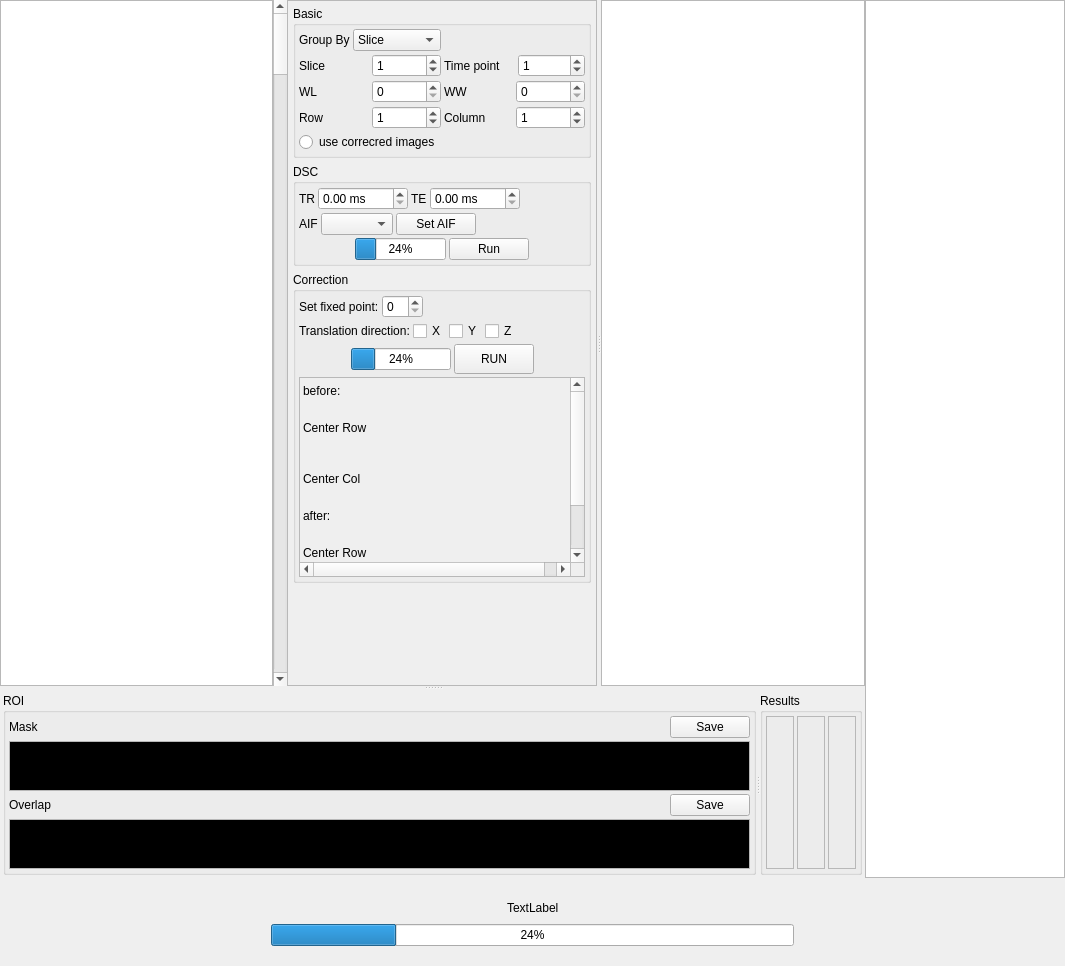
Qt form UI/Widget_DSC.ui (BennyZhang-Codes/PerfusionToolkitForRodent) before a commit.
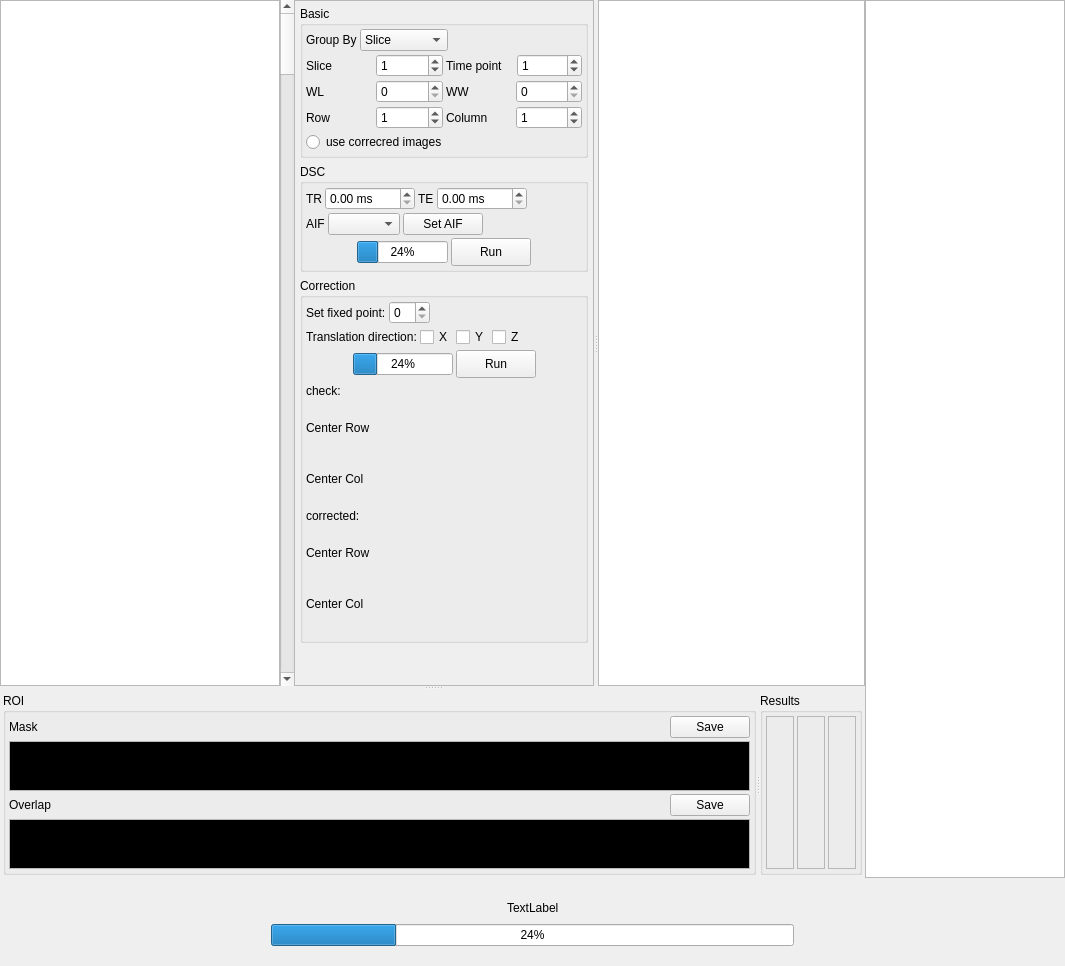
The same form after that commit. Custom widgets are drawn as their Qt base class.

Diff of the .ui file:
```diff
--- a/UI/Widget_DSC.ui
+++ b/UI/Widget_DSC.ui
@@ -114,7 +114,7 @@
                   </property>
                   <property name="minimumSize">
                    <size>
-                    <width>256</width>
+                    <width>290</width>
                     <height>0</height>
                    </size>
                   </property>
@@ -144,7 +144,7 @@
                        <rect>
                         <x>0</x>
                         <y>0</y>
-                        <width>306</width>
+                        <width>305</width>
                         <height>687</height>
                        </rect>
                       </property>
@@ -529,6 +529,18 @@
                             </item>
                             <item>
                              <widget class="QPushButton" name="pushButton_DSC_run">
+                              <property name="sizePolicy">
+                               <sizepolicy hsizetype="Fixed" vsizetype="Fixed">
+                                <horstretch>0</horstretch>
+                                <verstretch>0</verstretch>
+                               </sizepolicy>
+                              </property>
+                              <property name="minimumSize">
+                               <size>
+                                <width>50</width>
+                                <height>28</height>
+                               </size>
+                              </property>
                               <property name="text">
                                <string>Run</string>
                               </property>
@@ -557,7 +569,7 @@
                          <property name="title">
                           <string>Correction</string>
                          </property>
-                         <layout class="QVBoxLayout" name="verticalLayout_12">
+                         <layout class="QVBoxLayout" name="verticalLayout_3">
                           <property name="spacing">
                            <number>3</number>
                           </property>
@@ -697,11 +709,11 @@
                               <property name="minimumSize">
                                <size>
                                 <width>50</width>
-                                <height>30</height>
+                                <height>28</height>
                                </size>
                               </property>
                               <property name="text">
-                               <string>RUN</string>
+                               <string>Run</string>
                               </property>
                              </widget>
                             </item>
@@ -721,42 +733,6 @@
                            </layout>
                           </item>
                           <item>
-                           <widget class="QScrollArea" name="scrollArea_correction">
-                            <property name="maximumSize">
-                             <size>
-                              <width>16777215</width>
-                              <height>200</height>
-                             </size>
-                            </property>
-                            <property name="widgetResizable">
-                             <bool>true</bool>
-                            </property>
-                            <widget class="QWidget" name="scrollAreaWidgetContents_3">
-                             <property name="geometry">
-                              <rect>
-                               <x>0</x>
-                               <y>0</y>
-                               <width>286</width>
-                               <height>268</height>
-                              </rect>
-                             </property>
-                             <layout class="QVBoxLayout" name="verticalLayout_3">
-                              <property name="spacing">
-                               <number>3</number>
-                              </property>
-                              <property name="leftMargin">
-                               <number>3</number>
-                              </property>
-                              <property name="topMargin">
-                               <number>3</number>
-                              </property>
-                              <property name="rightMargin">
-                               <number>3</number>
-                              </property>
-                              <property name="bottomMargin">
-                               <number>3</number>
-                              </property>
-                              <item>
                                <widget class="QWidget" name="widget_correction_before" native="true">
                                 <layout class="QVBoxLayout" name="verticalLayout_11">
                                  <property name="spacing">
@@ -779,7 +755,7 @@
                                    <item>
                                     <widget class="QLabel" name="label_7">
                                      <property name="text">
-                                      <string>before:</string>
+                                  <string>check:</string>
                                      </property>
                                     </widget>
                                    </item>
@@ -806,7 +782,7 @@
                                    <item>
                                     <widget class="QLabel" name="label_9">
                                      <property name="sizePolicy">
-                                      <sizepolicy hsizetype="Fixed" vsizetype="Fixed">
+                                  <sizepolicy hsizetype="Preferred" vsizetype="Fixed">
                                        <horstretch>0</horstretch>
                                        <verstretch>0</verstretch>
                                       </sizepolicy>
@@ -828,6 +804,19 @@
                                      </property>
                                     </widget>
                                    </item>
+                               <item>
+                                <spacer name="horizontalSpacer_18">
+                                 <property name="orientation">
+                                  <enum>Qt::Horizontal</enum>
+                                 </property>
+                                 <property name="sizeHint" stdset="0">
+                                  <size>
+                                   <width>40</width>
+                                   <height>20</height>
+                                  </size>
+                                 </property>
+                                </spacer>
+                               </item>
                                    <item>
                                     <widget class="QLabel" name="label_correction_before_row">
                                      <property name="sizePolicy">
@@ -838,7 +827,7 @@
                                      </property>
                                      <property name="minimumSize">
                                       <size>
-                                       <width>192</width>
+                                   <width>150</width>
                                        <height>48</height>
                                       </size>
                                      </property>
@@ -866,7 +855,7 @@
                                    <item>
                                     <widget class="QLabel" name="label_10">
                                      <property name="sizePolicy">
-                                      <sizepolicy hsizetype="Fixed" vsizetype="Fixed">
+                                  <sizepolicy hsizetype="Preferred" vsizetype="Fixed">
                                        <horstretch>0</horstretch>
                                        <verstretch>0</verstretch>
                                       </sizepolicy>
@@ -888,6 +877,19 @@
                                      </property>
                                     </widget>
                                    </item>
+                               <item>
+                                <spacer name="horizontalSpacer_19">
+                                 <property name="orientation">
+                                  <enum>Qt::Horizontal</enum>
+                                 </property>
+                                 <property name="sizeHint" stdset="0">
+                                  <size>
+                                   <width>40</width>
+                                   <height>20</height>
+                                  </size>
+                                 </property>
+                                </spacer>
+                               </item>
                                    <item>
                                     <widget class="QLabel" name="label_correction_before_col">
                                      <property name="sizePolicy">
@@ -898,7 +900,7 @@
                                      </property>
                                      <property name="minimumSize">
                                       <size>
-                                       <width>192</width>
+                                   <width>150</width>
                                        <height>48</height>
                                       </size>
                                      </property>
@@ -941,7 +943,7 @@
                                    <item>
                                     <widget class="QLabel" name="label_8">
                                      <property name="text">
-                                      <string>after:</string>
+                                  <string>corrected:</string>
                                      </property>
                                     </widget>
                                    </item>
@@ -965,7 +967,7 @@
                                    <item>
                                     <widget class="QLabel" name="label_11">
                                      <property name="sizePolicy">
-                                      <sizepolicy hsizetype="Fixed" vsizetype="Fixed">
+                                  <sizepolicy hsizetype="Preferred" vsizetype="Fixed">
                                        <horstretch>0</horstretch>
                                        <verstretch>0</verstretch>
                                       </sizepolicy>
@@ -987,6 +989,19 @@
                                      </property>
                                     </widget>
                                    </item>
+                               <item>
+                                <spacer name="horizontalSpacer_20">
+                                 <property name="orientation">
+                                  <enum>Qt::Horizontal</enum>
+                                 </property>
+                                 <property name="sizeHint" stdset="0">
+                                  <size>
+                                   <width>40</width>
+                                   <height>20</height>
+                                  </size>
+                                 </property>
+                                </spacer>
+                               </item>
                                    <item>
                                     <widget class="QLabel" name="label_correction_after_row">
                                      <property name="sizePolicy">
@@ -997,7 +1012,7 @@
                                      </property>
                                      <property name="minimumSize">
                                       <size>
-                                       <width>192</width>
+                                   <width>150</width>
                                        <height>48</height>
                                       </size>
                                      </property>
@@ -1019,7 +1034,7 @@
                                    <item>
                                     <widget class="QLabel" name="label_12">
                                      <property name="sizePolicy">
-                                      <sizepolicy hsizetype="Fixed" vsizetype="Fixed">
+                                  <sizepolicy hsizetype="Preferred" vsizetype="Fixed">
                                        <horstretch>0</horstretch>
                                        <verstretch>0</verstretch>
                                       </sizepolicy>
@@ -1041,6 +1056,19 @@
                                      </property>
                                     </widget>
                                    </item>
+                               <item>
+                                <spacer name="horizontalSpacer_21">
+                                 <property name="orientation">
+                                  <enum>Qt::Horizontal</enum>
+                                 </property>
+                                 <property name="sizeHint" stdset="0">
+                                  <size>
+                                   <width>40</width>
+                                   <height>20</height>
+                                  </size>
+                                 </property>
+                                </spacer>
+                               </item>
                                    <item>
                                     <widget class="QLabel" name="label_correction_after_col">
                                      <property name="sizePolicy">
@@ -1051,7 +1079,7 @@
                                      </property>
                                      <property name="minimumSize">
                                       <size>
-                                       <width>192</width>
+                                   <width>150</width>
                                        <height>48</height>
                                       </size>
                                      </property>
@@ -1079,14 +1107,10 @@
                                 <property name="sizeHint" stdset="0">
                                  <size>
                                   <width>20</width>
-                                  <height>3</height>
+                              <height>12</height>
                                  </size>
                                 </property>
                                </spacer>
-                              </item>
-                             </layout>
-                            </widget>
-                           </widget>
                           </item>
                          </layout>
                         </widget>
```
Lines whose indentation alone changed are shown as unchanged.
